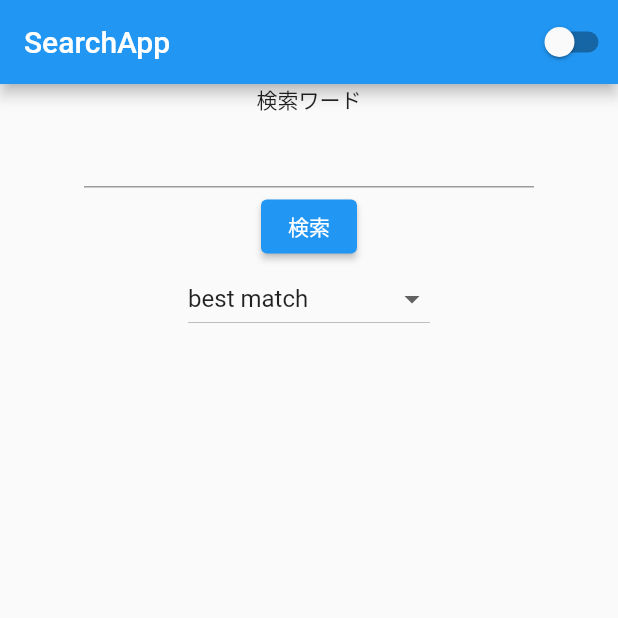
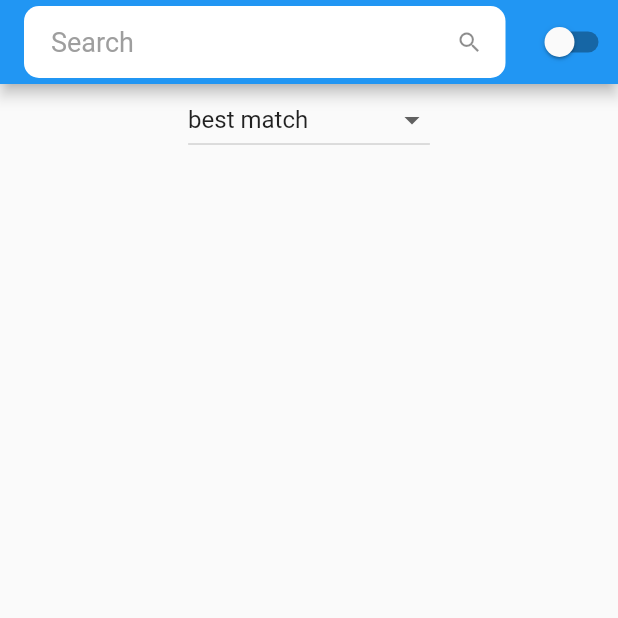
Before and after one commit to soilwing/searchapp, a Flutter app: the screen it shows after launch, on a phone screen of 412 x 824 dp, the top half of it. Run offline on Flutter 3.47's test engine with Material 2 defaults, Android fonts, the phone set to English and light mode, and no system bars; our stand-ins replace flutter_riverpod, google_fonts.

Commit message:
search_pageの見た目を整えた

```diff
--- a/lib/api_search.dart
+++ b/lib/api_search.dart
@@ -60,6 +60,7 @@ Future<int> getSubscribers(String fullName) async {
 
   try {
     final response = await http.get(Uri.parse(url));
+    print(response.statusCode);
     if (response.statusCode == 200) {
       final data = json.decode(response.body);
       return data['subscribers_count'];
--- a/lib/main.dart
+++ b/lib/main.dart
@@ -2,6 +2,8 @@ import 'package:flutter/material.dart';
 import 'package:flutter_riverpod/flutter_riverpod.dart';
 import 'package:searchapp/theme_change.dart';
 import 'search_page.dart';
+import 'package:google_fonts/google_fonts.dart';
+
 
 // main関数
 void main() {
@@ -17,11 +19,15 @@ class MyApp extends ConsumerWidget {
       title: 'Flutter SearchApp',
       theme: ThemeData(
         brightness: Brightness.light,
-        primarySwatch: Colors.blue,
+        textTheme: GoogleFonts.mPlus1TextTheme(
+            ThemeData(brightness: Brightness.light).textTheme
+        ),
       ),
       darkTheme: ThemeData(
         brightness: Brightness.dark,
-        primarySwatch: Colors.red,
+        textTheme: GoogleFonts.mPlus1TextTheme(
+            ThemeData(brightness: Brightness.dark).textTheme
+        ),
       ),
       themeMode: themeMode,
       // SearchAppを表示
--- a/lib/search_page.dart
+++ b/lib/search_page.dart
@@ -1,6 +1,6 @@
 import 'package:flutter/material.dart';
 import 'package:flutter_riverpod/flutter_riverpod.dart';
-import 'package:searchapp/loading.dart';
+import 'package:searchapp/search_widgets.dart';
 import 'package:searchapp/theme_change.dart';
 import 'api_search.dart';
 import 'detail_page.dart';
@@ -10,11 +10,11 @@ class SearchPage extends StatelessWidget {
 
   @override
   Widget build(BuildContext context) {
-    var _searchTextController = TextEditingController();
     return Scaffold(
       appBar: AppBar(
-        title: const Text('SearchApp'),
+        title: searchBar(),
         actions: [
+          //theme切り替え
           Consumer(builder: (context, ref, _) {
             final themeMode = ref.watch(themeModeProvider);
             return Switch(
@@ -28,64 +28,7 @@ class SearchPage extends StatelessWidget {
       body: Center(
         child: Column(
           children: <Widget>[
-            const Text('検索ワード'),
-            // 入力フォームの大きさ
-            SizedBox(
-              width: 300.0,
-              height: 50.0,
-              // 入力フォーム
-              child: TextFormField(
-                controller: _searchTextController,
-                enabled: true,
-                style: const TextStyle(color: Colors.black),
-                maxLines: 1,
-              ),
-            ),
-            Consumer(builder: (context, ref, _) {
-              final searchTextNotifier = ref.watch(searchProvider.notifier);
-              final loadingState = ref.watch(loadingProvider);
-              // 検索ボタン
-              return ElevatedButton(
-                  onPressed: () {
-                    searchTextNotifier.getSearchText(_searchTextController.text,
-                        ref.watch(sortStateProvider));
-                  },
-                  child: loadingState
-                      ? const CircularProgressIndicator()
-                      : const Text('検索'));
-            }),
-            Consumer(builder: (context, ref, _) {
-              final searchTextNotifier = ref.watch(searchProvider.notifier);
-              return DropdownButton<String>(
-                  items: const [
-                    DropdownMenuItem(
-                      value: '',
-                      child: Text('best match'),
-                    ),
-                    DropdownMenuItem(
-                      value: 'stars',
-                      child: Text('stars'),
-                    ),
-                    DropdownMenuItem(
-                      value: 'forks',
-                      child: Text('forks'),
-                    ),
-                    DropdownMenuItem(
-                      value: 'help-wanted-issues',
-                      child: Text('help-wanted-issues'),
-                    ),
-                    DropdownMenuItem(
-                      value: 'updated',
-                      child: Text('updated'),
-                    ),
-                  ],
-                  value: ref.watch(sortStateProvider),
-                  onChanged: (value) {
-                    ref.read(sortStateProvider.notifier).state = value!;
-                    searchTextNotifier.getSearchText(_searchTextController.text,
-                        ref.watch(sortStateProvider));
-                  });
-            }),
+            sortList(),
             Consumer(builder: (context, ref, _) {
               final resultState = ref.watch(searchProvider);
               return Expanded(
@@ -94,9 +37,19 @@ class SearchPage extends StatelessWidget {
                   itemBuilder: (BuildContext context, int index) {
                     final result = resultState[index];
                     return GestureDetector(
-                      child: ListTile(
-                        title: Text(result.fullName),
-                        subtitle: Text(result.description),
+                      child: SizedBox(
+                        height: 100,
+                        child: Card(
+                          shape: const RoundedRectangleBorder(
+                            borderRadius: BorderRadius.all(Radius.circular(10)),
+                          ),
+                          child: ListTile(
+                            title: Text(result.fullName),
+                            subtitle: Text(result.description, maxLines: 2),
+                            trailing: const Icon(Icons.chevron_right),
+                            isThreeLine: true,
+                          ),
+                        ),
                       ),
                       onTap: () {
                         Navigator.push(
--- /dev/null
+++ b/lib/search_widgets.dart
@@ -0,0 +1,96 @@
+import 'package:flutter/material.dart';
+import 'package:flutter_riverpod/flutter_riverpod.dart';
+import 'package:searchapp/api_search.dart';
+import 'package:searchapp/loading.dart';
+
+var _searchTextController = TextEditingController();
+
+Widget searchBar() {
+  return Consumer(builder: (context, ref, _) {
+    final searchTextNotifier = ref.watch(searchProvider.notifier);
+    final loadingState = ref.watch(loadingProvider);
+    return TextFormField(
+      controller: _searchTextController,
+      style: const TextStyle(
+        color: Colors.black,
+        fontSize: 18,
+      ),
+      decoration: InputDecoration(
+        filled: true,
+        fillColor: Colors.white,
+        isDense: true,
+        contentPadding: const EdgeInsets.symmetric(horizontal: 18.0),
+        border: OutlineInputBorder(
+          borderSide: BorderSide.none,
+          borderRadius: BorderRadius.circular(10),
+        ),
+        //検索ボタン
+        suffixIcon: IconButton(
+          onPressed: () {
+            searchTextNotifier.getSearchText(
+              _searchTextController.text,
+              ref.watch(sortStateProvider),
+            );
+          },
+          //検索中はくるくるにする
+          icon: loadingState
+              ? const SizedBox(
+                  width: 20,
+                  height: 20,
+                  child: CircularProgressIndicator(),
+                )
+              : const Icon(Icons.search),
+        ),
+        hintText: 'Search',
+        hintStyle: const TextStyle(
+          color: Colors.grey,
+        ),
+      ),
+      onFieldSubmitted: (_) {
+        searchTextNotifier.getSearchText(
+          _searchTextController.text,
+          ref.watch(sortStateProvider),
+        );
+      },
+      onEditingComplete: () {
+        searchTextNotifier.getSearchText(
+            _searchTextController.text, ref.watch(sortStateProvider));
+      },
+    );
+  });
+}
+
+Widget sortList() {
+  return Consumer(builder: (context, ref, _) {
+    final searchTextNotifier = ref.watch(searchProvider.notifier);
+    return DropdownButton<String>(
+        items: const [
+          DropdownMenuItem(
+            value: '',
+            child: Text('best match'),
+          ),
+          DropdownMenuItem(
+            value: 'stars',
+            child: Text('stars'),
+          ),
+          DropdownMenuItem(
+            value: 'forks',
+            child: Text('forks'),
+          ),
+          DropdownMenuItem(
+            value: 'help-wanted-issues',
+            child: Text('help-wanted-issues'),
+          ),
+          DropdownMenuItem(
+            value: 'updated',
+            child: Text('updated'),
+          ),
+        ],
+        value: ref.watch(sortStateProvider),
+        onChanged: (value) {
+          ref.read(sortStateProvider.notifier).state = value!;
+          searchTextNotifier.getSearchText(
+              _searchTextController.text, ref.watch(sortStateProvider));
+        });
+  });
+}
--- a/pubspec.yaml
+++ b/pubspec.yaml
@@ -37,6 +37,7 @@ dependencies:
   cupertino_icons: ^1.0.2
   http: ^0.13.5
   url_launcher: ^6.1.10
+  google_fonts: ^4.0.3
 
 dev_dependencies:
   flutter_test:
```
Also changed, not shown: pubspec.lock.
